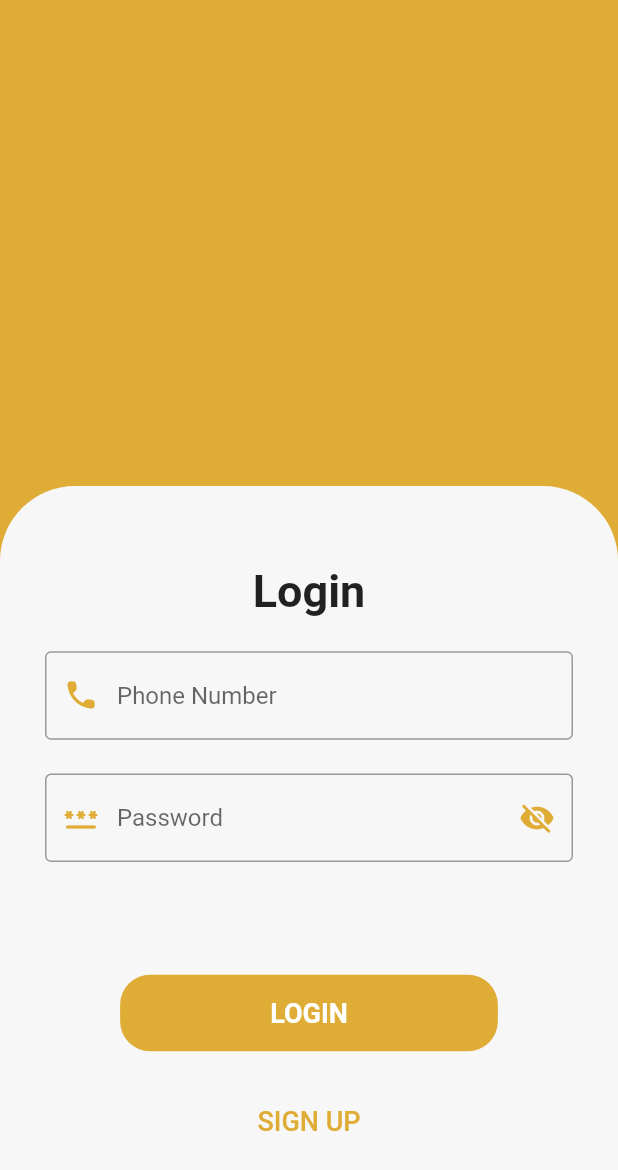
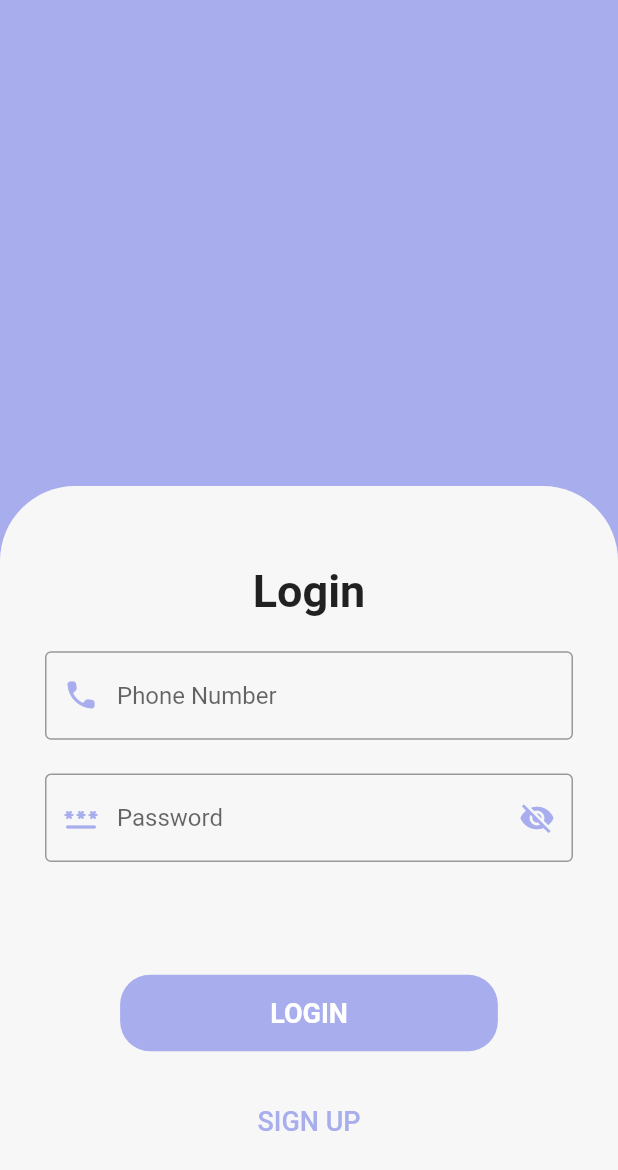
Before and after one commit to max4real/Telepound, a Flutter app: the screen it shows after launch, on a phone screen of 412 x 824 dp. Shown: the top 1170 px of the screen. Run offline on Flutter 3.47's test engine with Material 3 defaults, Android fonts, the phone set to English and light mode, and no system bars; our stand-ins replace get; accounts and stored records are empty.

Commit message:
changed app theme

```diff
--- a/lib/main.dart
+++ b/lib/main.dart
@@ -1,5 +1,4 @@
 import 'package:api_call/modules/c_data_controller.dart';
-import 'package:api_call/modules/main/v_main_page.dart';
 import 'package:api_call/modules/login/v_login_page.dart';
 import 'package:flutter/material.dart';
 import 'package:get/get.dart';
@@ -9,7 +8,6 @@ void main() {
     debugShowCheckedModeBanner: false,
     theme: ThemeData(useMaterial3: false),
     home: const LoginPage(),
-    // home:  MainPage(),
   ));
   Get.put(DataController());
 }
--- a/lib/modules/login/c_login.dart
+++ b/lib/modules/login/c_login.dart
@@ -43,7 +43,7 @@ class LoginController extends GetxController {
           dataController.profileModel = profileModel_;
 
           // Get.to(() =>  const MainPage());
-          Get.offAll(const MainPage());
+          Get.offAll(() => MainPage());
         } else {
           Get.snackbar("Error", "Something Wrong Here");
         }
--- a/lib/modules/login/v_login_page.dart
+++ b/lib/modules/login/v_login_page.dart
@@ -10,7 +10,9 @@ class LoginPage extends StatelessWidget {
   Widget build(BuildContext context) {
     LoginController controller = Get.put(LoginController());
     return Scaffold(
-      backgroundColor: const Color.fromARGB(255, 223, 172, 53),
+      // backgroundColor: const Color.fromARGB(255, 223, 172, 53),
+      backgroundColor: const Color(0XFFA7ADED),
+
       body: Column(
         mainAxisAlignment: MainAxisAlignment.end,
         children: [
@@ -38,7 +40,7 @@ class LoginPage extends StatelessWidget {
                     decoration: const InputDecoration(
                         border: OutlineInputBorder(),
                         prefixIcon: Icon(Icons.phone_rounded,
-                            color: Color.fromARGB(255, 223, 172, 53)),
+                            color:Color(0XFFA7ADED)),
                         hintText: "Phone Number"),
                   ),
                   ValueListenableBuilder(
@@ -50,7 +52,7 @@ class LoginPage extends StatelessWidget {
                         decoration: InputDecoration(
                             border: const OutlineInputBorder(),
                             prefixIcon: const Icon(Icons.password_rounded,
-                                color: Color.fromARGB(255, 223, 172, 53)),
+                                color: Color(0XFFA7ADED)),
                             hintText: "Password",
                             suffixIcon: IconButton(
                                 onPressed: () {
@@ -60,7 +62,7 @@ class LoginPage extends StatelessWidget {
                                 icon: value
                                     ? const Icon(Icons.visibility_off,
                                         color:
-                                            Color.fromARGB(255, 223, 172, 53))
+                                           Color(0XFFA7ADED))
                                     : const Icon(Icons.visibility))),
                       );
                     },
@@ -74,7 +76,7 @@ class LoginPage extends StatelessWidget {
                     },
                     child: Container(
                       decoration: BoxDecoration(
-                        color: const Color.fromARGB(255, 223, 172, 53),
+                        color: const Color(0XFFA7ADED),
                         borderRadius: BorderRadius.circular(20),
                       ),
                       padding: const EdgeInsets.symmetric(
@@ -94,7 +96,7 @@ class LoginPage extends StatelessWidget {
                         "SIGN UP",
                         style: TextStyle(
                           fontSize: 18,
-                          color:  Color.fromARGB(255, 223, 172, 53),
+                          color:  Color(0XFFA7ADED),
                         ),
                       ))
                 ],
--- a/lib/modules/main/v_main_page.dart
+++ b/lib/modules/main/v_main_page.dart
@@ -1,4 +1,3 @@
-import 'package:api_call/modules/directMessage/v_dm_page.dart';
 import 'package:api_call/modules/profile/v_profile_page.dart';
 import 'package:api_call/modules/user%20list/v_user_page.dart';
 // import 'package:api_call/modules/main/c_main.dart';
@@ -32,6 +31,9 @@ class _MainPageState extends State<MainPage> {
             width: double.infinity,
             decoration: BoxDecoration(
               color: const Color.fromARGB(255, 85, 94, 228).withOpacity(0.5),
+              // color: const Color(0XFFDEAB42).withOpacity(01),
+
+
               borderRadius: BorderRadius.circular(20),
             ),
             padding: EdgeInsets.only(
```
Also changed, not shown: lib/modules/directMessage/v_dm_page.dart (+5 -3 lines), lib/modules/profile/v_profile_page.dart (+5 -2 lines), lib/modules/user list/v_user_page.dart (+7 -4 lines).
